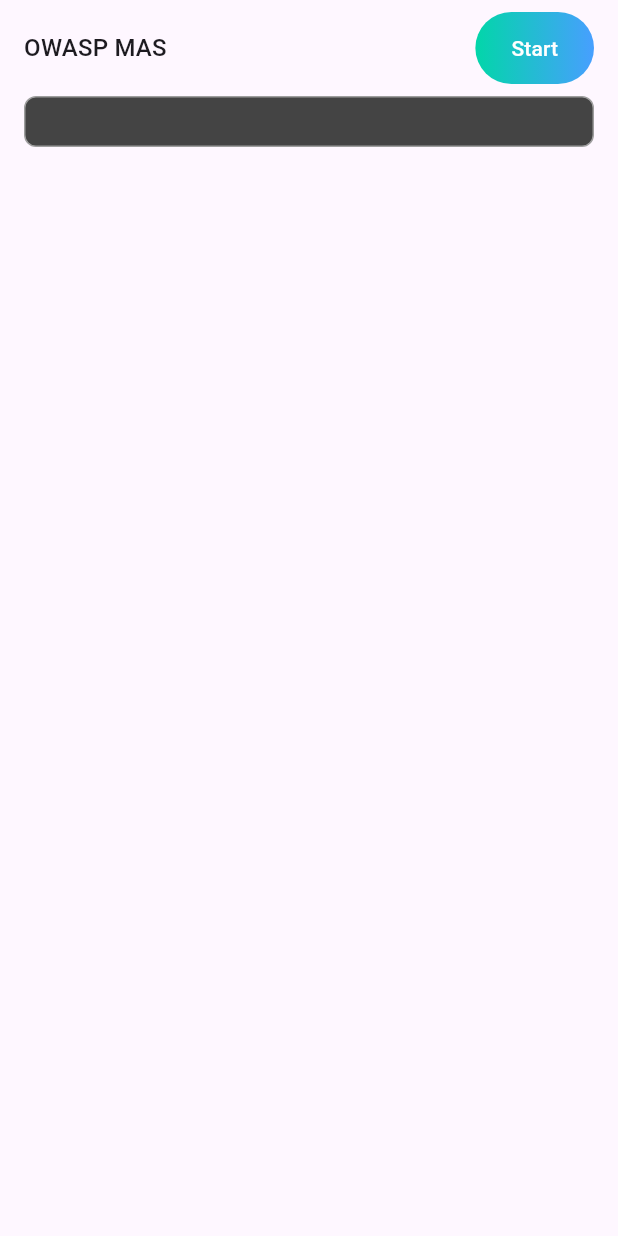
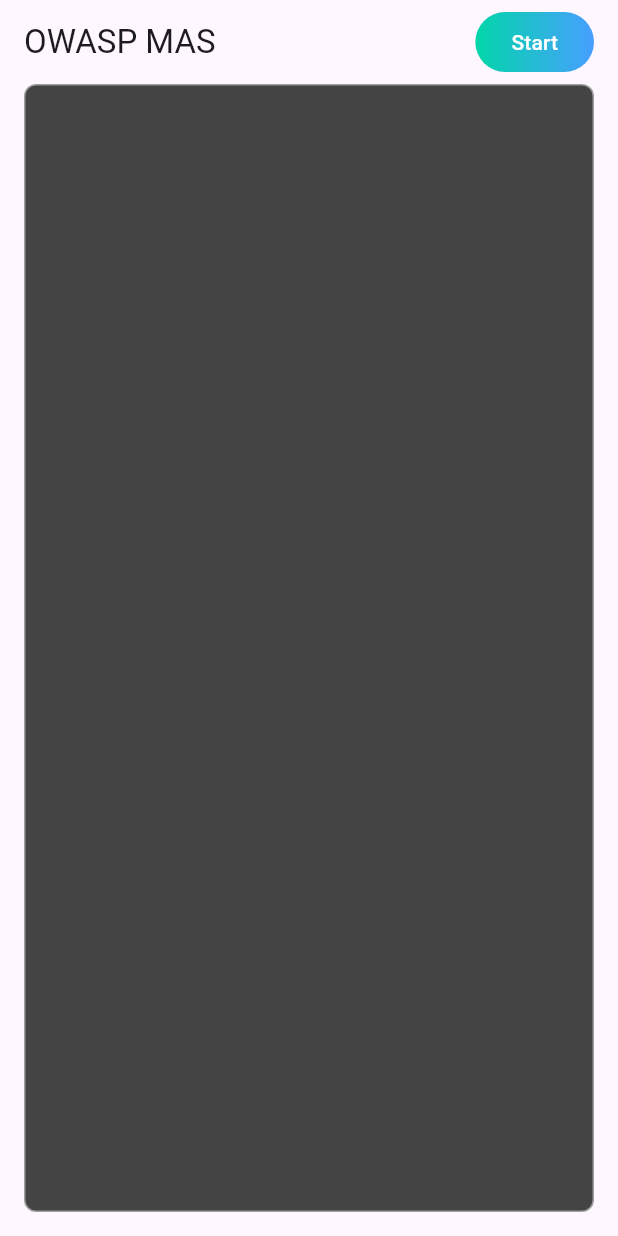
Before and after one commit to RobinNunkesser/dart-flutter-mas-test-app, a Flutter app: the screen it shows after launch, on a phone screen of 412 x 824 dp. Run offline on Flutter 3.47's test engine with Material 3 defaults, Android fonts, the phone set to English and light mode, and no system bars.

Commit message:
Layout update

```diff
--- a/mas_test_app/lib/main.dart
+++ b/mas_test_app/lib/main.dart
@@ -29,26 +29,12 @@ class MyHomePage extends StatelessWidget {
   @override
   Widget build(BuildContext context) {
     return Scaffold(
-      //appBar: AppBar(title: const Text('MAS Test App')),
-      body: Center(
-        child: Column(
-          crossAxisAlignment: CrossAxisAlignment.center,
-          mainAxisAlignment: MainAxisAlignment.start,
-          mainAxisSize: MainAxisSize.max,
-          children: [
+      appBar: AppBar(
+        title: const Text('OWASP MAS'),
+        actions: [
           Padding(
-              padding: const EdgeInsets.symmetric(
-                horizontal: 16.0,
-                vertical: 8.0,
-              ),
-              child: Row(
-                mainAxisAlignment: MainAxisAlignment.spaceBetween,
-                children: [
-                  Text(
-                    'OWASP MAS',
-                    style: Theme.of(context).textTheme.titleMedium,
-                  ),
-                  Container(
+            padding: const EdgeInsets.only(right: 16.0, top: 8.0, bottom: 8.0),
+            child: Container(
               decoration: BoxDecoration(
                 gradient: const LinearGradient(
                   colors: [Color(0xFF02D6A9), Color(0xFF479FFF)],
@@ -68,10 +54,11 @@ class MyHomePage extends StatelessWidget {
                 child: const Text('Start'),
               ),
             ),
+          ),
         ],
       ),
-            ),
-            Container(
+      body: Center(
+        child: Container(
           width: double.infinity,
           margin: const EdgeInsets.fromLTRB(16.0, 0.0, 16.0, 16.0),
           decoration: BoxDecoration(
@@ -111,8 +98,6 @@ class MyHomePage extends StatelessWidget {
             ],
           ),
         ),
-          ],
-        ),
       ),
     );
   }
```
Lines whose indentation alone changed are shown as unchanged.
